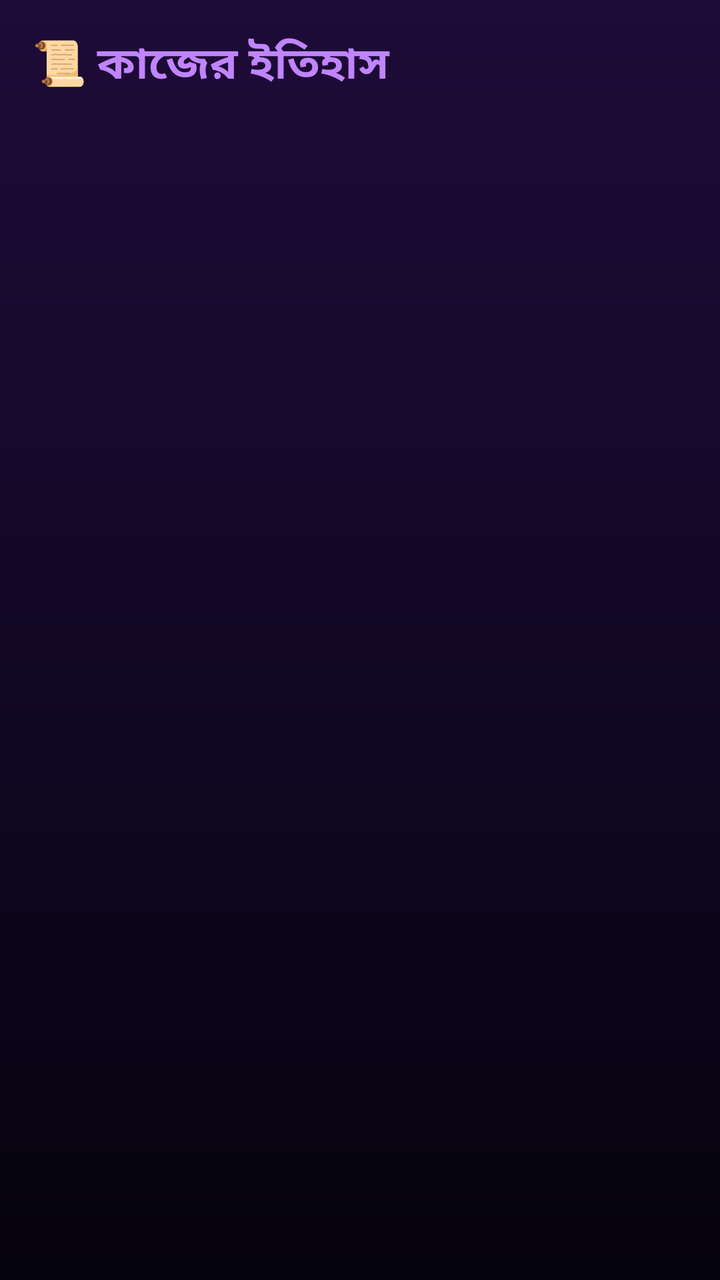
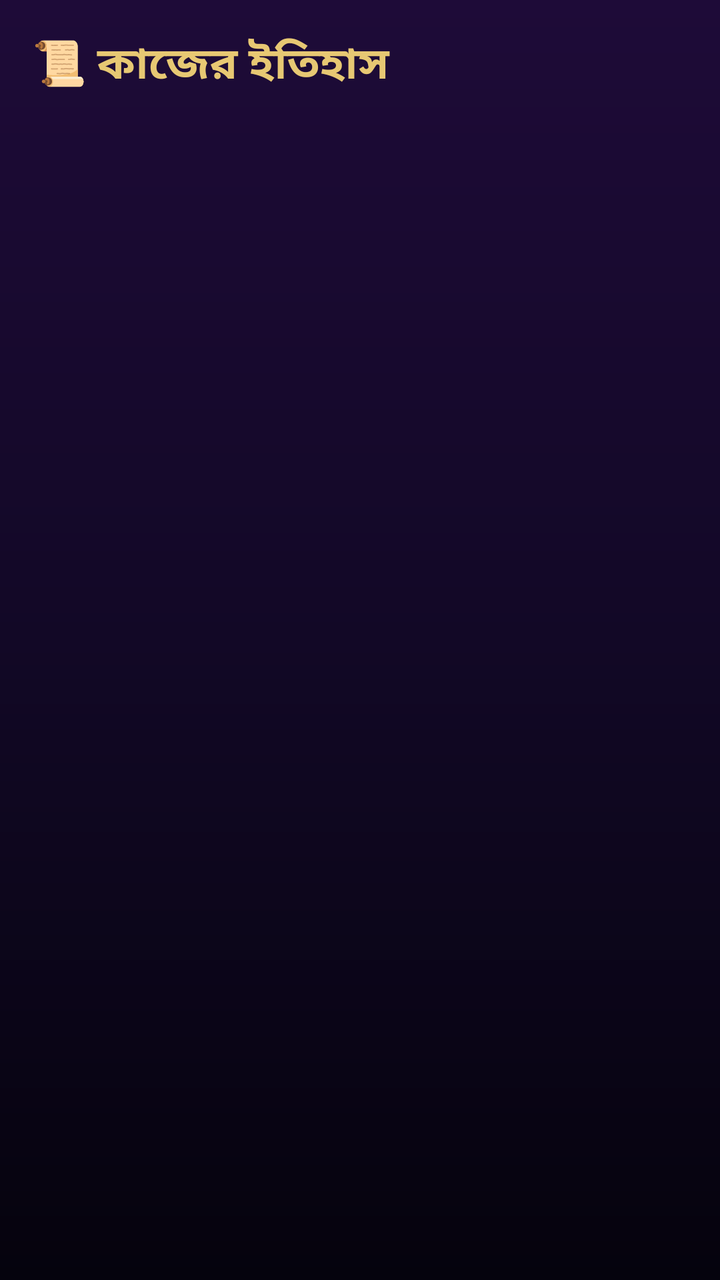

Screens rendered from an Android XML layout before and after an edit, with the pre-edit source and the edit as a unified diff.
<!-- AndroidManifest.xml: application theme AppTheme -->
<!-- res/layout/activity_history.xml -->
<?xml version="1.0" encoding="utf-8"?>
<LinearLayout xmlns:android="http://schemas.android.com/apk/res/android"
    android:layout_width="match_parent"
    android:layout_height="match_parent"
    android:background="@drawable/bg_main"
    android:orientation="vertical"
    android:padding="16dp">

    <TextView
        android:layout_width="match_parent"
        android:layout_height="wrap_content"
        android:text="📜 কাজের ইতিহাস"
        android:textColor="#C084FC"
        android:textSize="22sp"
        android:textStyle="bold" />

    <ScrollView
        android:layout_width="match_parent"
        android:layout_height="0dp"
        android:layout_marginTop="12dp"
        android:layout_weight="1">

        <TextView
            android:id="@+id/histText"
            android:layout_width="match_parent"
            android:layout_height="wrap_content"
            android:textColor="#E8F4FF"
            android:textSize="13sp" />
    </ScrollView>
</LinearLayout>
<!-- resources referenced by this layout -->
<resources>
  <!-- drawable bg_main (drawable) -->
  <?xml version="1.0" encoding="utf-8"?>
  <shape xmlns:android="http://schemas.android.com/apk/res/android" android:shape="rectangle">
      <gradient
          android:angle="270"
          android:startColor="#1E0B38"
          android:centerColor="#120826"
          android:endColor="#05030D" />
  </shape>
  <style name="AppTheme" parent="android:Theme.Material.NoActionBar">
          <item name="android:windowBackground">#05030D</item>
          <item name="android:colorAccent">#A855F7</item>
          <item name="android:statusBarColor">#05030D</item>
          <item name="android:navigationBarColor">#05030D</item>
          <item name="android:windowLightStatusBar">false</item>
      </style>
</resources>

<!-- the commit's change to res/layout/activity_history.xml (unified diff, before → after) -->
@@ -10,7 +10,7 @@
         android:layout_width="match_parent"
         android:layout_height="wrap_content"
         android:text="📜 কাজের ইতিহাস"
-        android:textColor="#C084FC"
+        android:textColor="#E7C873"
         android:textSize="22sp"
         android:textStyle="bold" />
 
@@ -24,7 +24,7 @@
             android:id="@+id/histText"
             android:layout_width="match_parent"
             android:layout_height="wrap_content"
-            android:textColor="#E8F4FF"
+            android:textColor="#F3E9C8"
             android:textSize="13sp" />
     </ScrollView>
 </LinearLayout>
